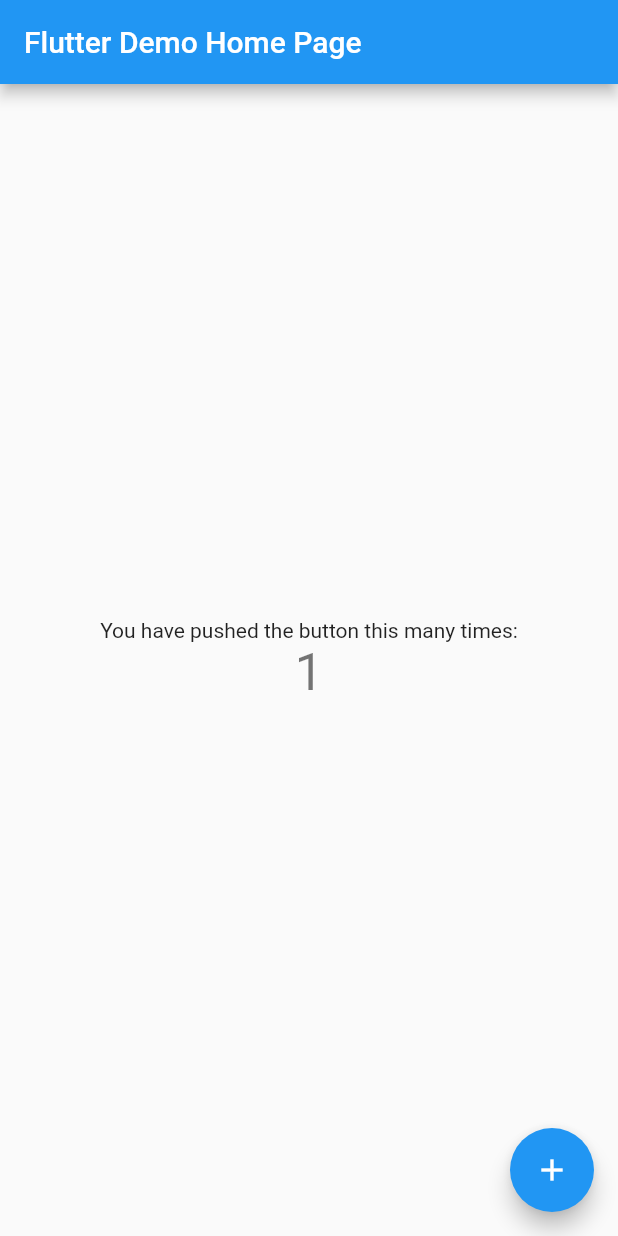
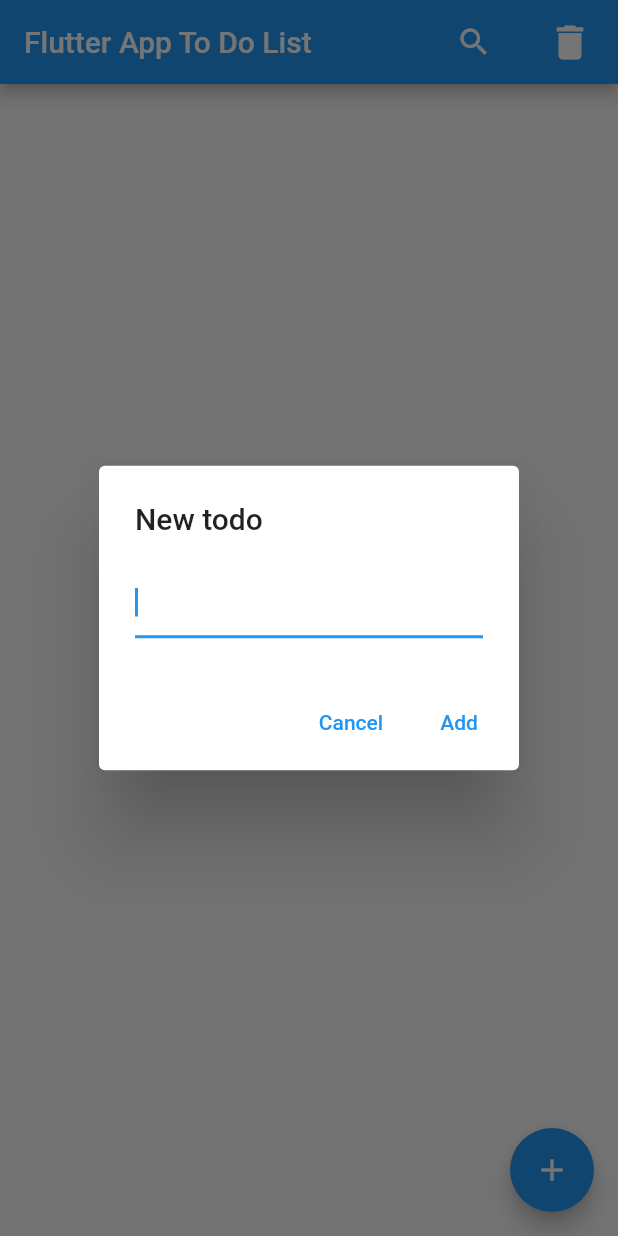
Before and after one commit to yobisetiawan/flutter_example, a Flutter app: the screen it shows after launch, after a tap on the "add" icon, on a phone screen of 412 x 824 dp. Run offline on Flutter 3.47's test engine with Material 2 defaults, Android fonts, the phone set to English and light mode, and no system bars.

Commit message:
init app

```diff
--- a/lib/main.dart
+++ b/lib/main.dart
@@ -5,39 +5,28 @@ void main() {
 }
 
 class MyApp extends StatelessWidget {
-  // This widget is the root of your application.
   @override
   Widget build(BuildContext context) {
     return MaterialApp(
       title: 'Flutter Demo',
+      debugShowCheckedModeBanner: false,
       theme: ThemeData(
-        // This is the theme of your application.
-        //
-        // Try running your application with "flutter run". You'll see the
-        // application has a blue toolbar. Then, without quitting the app, try
-        // changing the primarySwatch below to Colors.green and then invoke
-        // "hot reload" (press "r" in the console where you ran "flutter run",
-        // or simply save your changes to "hot reload" in a Flutter IDE).
-        // Notice that the counter didn't reset back to zero; the application
-        // is not restarted.
         primarySwatch: Colors.blue,
       ),
-      home: MyHomePage(title: 'Flutter Demo Home Page'),
+      home: MyHomePage(title: 'Flutter App To Do List'),
     );
   }
 }
 
+class Todo {
+  Todo({required this.title, this.isDone = false});
+
+  String title;
+  bool isDone;
+}
+
 class MyHomePage extends StatefulWidget {
   MyHomePage({Key? key, required this.title}) : super(key: key);
-
-  // This widget is the home page of your application. It is stateful, meaning
-  // that it has a State object (defined below) that contains fields that affect
-  // how it looks.
-
-  // This class is the configuration for the state. It holds the values (in this
-  // case the title) provided by the parent (in this case the App widget) and
-  // used by the build method of the State. Fields in a Widget subclass are
-  // always marked "final".
 
   final String title;
 
@@ -45,69 +34,177 @@ class MyHomePage extends StatefulWidget {
   _MyHomePageState createState() => _MyHomePageState();
 }
 
+class NewTodoDialog extends StatelessWidget {
+  final controller = new TextEditingController();
+
+  @override
+  Widget build(BuildContext context) {
+    return AlertDialog(
+      title: Text('New todo'),
+      content: TextField(
+        controller: controller,
+        autofocus: true,
+      ),
+      actions: <Widget>[
+        TextButton(
+          child: Text('Cancel'),
+          onPressed: () {
+            Navigator.of(context).pop();
+          },
+        ),
+        TextButton(
+          child: Text('Add'),
+          onPressed: () {
+            final todo = new Todo(title: controller.value.text);
+            controller.clear();
+
+            Navigator.of(context).pop(todo);
+          },
+        ),
+      ],
+    );
+  }
+}
+
+class SearchTodoDialog extends StatelessWidget {
+  final controller = new TextEditingController();
+
+  @override
+  Widget build(BuildContext context) {
+    return AlertDialog(
+      title: Text('Search todo'),
+      content: TextField(
+        controller: controller,
+        autofocus: true,
+      ),
+      actions: <Widget>[
+        TextButton(
+          child: Text('Search'),
+          onPressed: () {
+            final todo = new Todo(title: controller.value.text);
+            controller.clear();
+            Navigator.of(context).pop(todo);
+          },
+        ),
+      ],
+    );
+  }
+}
+
 class _MyHomePageState extends State<MyHomePage> {
-  int _counter = 0;
+  List<Todo> todos = [];
+  String qSearch = "";
 
-  void _incrementCounter() {
+  _addTodo() async {
+    final todo = await showDialog<Todo>(
+      context: context,
+      builder: (BuildContext context) {
+        return NewTodoDialog();
+      },
+    );
+
+    if (todo != null) {
+      setState(() {
+        todos.add(todo);
+      });
+    }
+  }
+
+  _searchTodo() async {
+    final todo = await showDialog<Todo>(
+      context: context,
+      builder: (BuildContext context) {
+        return SearchTodoDialog();
+      },
+    );
+
     setState(() {
-      // This call to setState tells the Flutter framework that something has
-      // changed in this State, which causes it to rerun the build method below
-      // so that the display can reflect the updated values. If we changed
-      // _counter without calling setState(), then the build method would not be
-      // called again, and so nothing would appear to happen.
-      _counter++;
+      qSearch = todo != null ? todo.title : "";
+    });
+  }
+
+  _onTodoToggle(todo, isChecked) {
+    setState(() {
+      todo.isDone = isChecked;
+    });
+  }
+
+  _deleteTodo() {
+    List<Todo> tempTodo = [];
+    todos.forEach((e) {
+      if (!e.isDone) {
+        tempTodo.add(e);
+      }
+    });
+    setState(() {
+      todos = tempTodo;
     });
   }
 
   @override
   Widget build(BuildContext context) {
-    // This method is rerun every time setState is called, for instance as done
-    // by the _incrementCounter method above.
-    //
-    // The Flutter framework has been optimized to make rerunning build methods
-    // fast, so that you can just rebuild anything that needs updating rather
-    // than having to individually change instances of widgets.
     return Scaffold(
       appBar: AppBar(
-        // Here we take the value from the MyHomePage object that was created by
-        // the App.build method, and use it to set our appbar title.
         title: Text(widget.title),
+        actions: <Widget>[
+          Padding(
+            padding: const EdgeInsets.symmetric(horizontal: 8.0),
+            child: IconButton(
+              icon: Icon(
+                Icons.search,
+                size: 24.0,
+              ),
+              onPressed: () {
+                print('onPressed search action ==============================');
+                _searchTodo();
+              },
+            ),
+          ),
+          Padding(
+            padding: const EdgeInsets.symmetric(horizontal: 8.0),
+            child: IconButton(
+              icon: Icon(
+                Icons.delete,
+                size: 30.0,
+              ),
+              onPressed: () {
+                print('onPressed delete action ==============================');
+                _deleteTodo();
+              },
+            ),
+          )
+        ],
       ),
-      body: Center(
-        // Center is a layout widget. It takes a single child and positions it
-        // in the middle of the parent.
-        child: Column(
-          // Column is also a layout widget. It takes a list of children and
-          // arranges them vertically. By default, it sizes itself to fit its
-          // children horizontally, and tries to be as tall as its parent.
-          //
-          // Invoke "debug painting" (press "p" in the console, choose the
-          // "Toggle Debug Paint" action from the Flutter Inspector in Android
-          // Studio, or the "Toggle Debug Paint" command in Visual Studio Code)
-          // to see the wireframe for each widget.
-          //
-          // Column has various properties to control how it sizes itself and
-          // how it positions its children. Here we use mainAxisAlignment to
-          // center the children vertically; the main axis here is the vertical
-          // axis because Columns are vertical (the cross axis would be
-          // horizontal).
-          mainAxisAlignment: MainAxisAlignment.center,
-          children: <Widget>[
-            Text(
-              'You have pushed the button this many times:',
-            ),
-            Text(
-              '$_counter',
-              style: Theme.of(context).textTheme.headline4,
-            ),
-          ],
-        ),
+      body: ListView.builder(
+        itemCount: todos.length,
+        itemBuilder: (context, index) {
+          final todo = todos[index];
+          if (qSearch != "") {
+            if (todo.title.toLowerCase().contains(qSearch.toLowerCase())) {
+              return CheckboxListTile(
+                value: todo.isDone,
+                title: Text(todo.title),
+                onChanged: (bool? value) {
+                  _onTodoToggle(todo, value);
+                },
+              );
+            }
+            return SizedBox();
+          }
+          return CheckboxListTile(
+            value: todo.isDone,
+            title: Text(todo.title),
+            onChanged: (bool? value) {
+              _onTodoToggle(todo, value);
+            },
+          );
+        },
       ),
       floatingActionButton: FloatingActionButton(
-        onPressed: _incrementCounter,
+        onPressed: _addTodo,
         tooltip: 'Increment',
         child: Icon(Icons.add),
-      ), // This trailing comma makes auto-formatting nicer for build methods.
+      ),
     );
   }
 }
```
